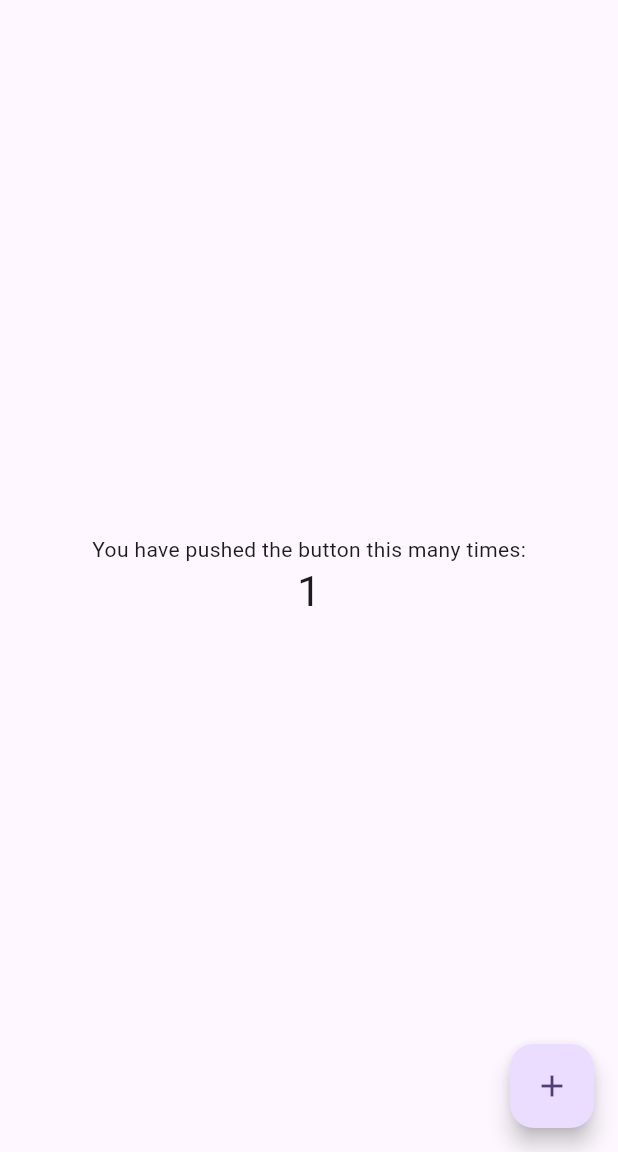
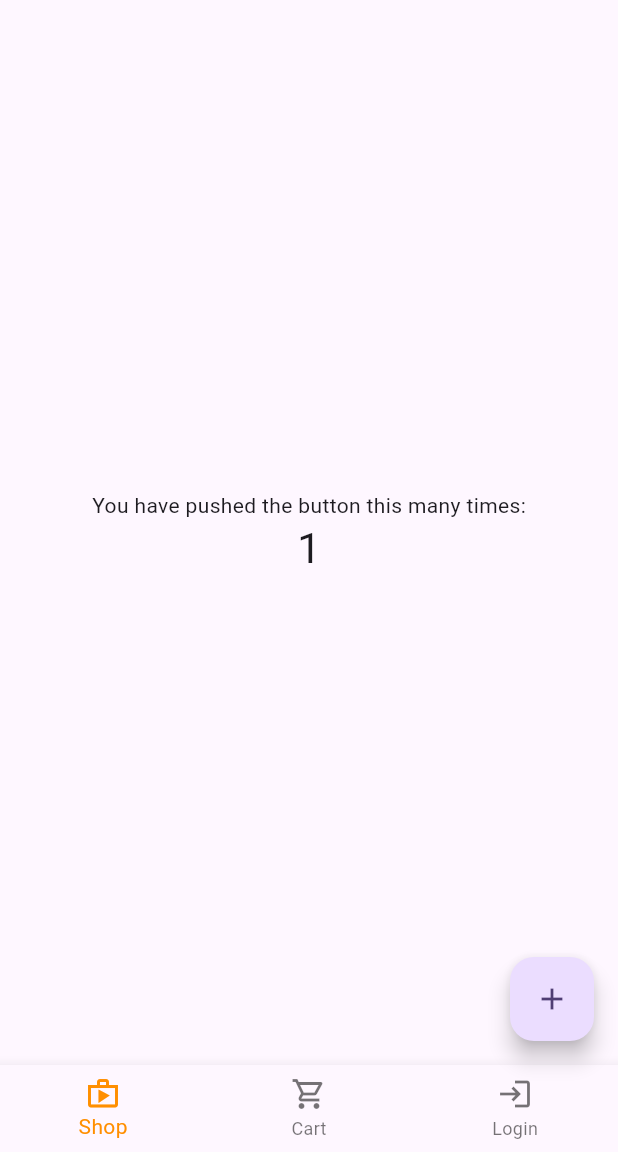
Before and after one commit to Rom2-ls/M2PEX_FINAL_PROJECT, a Flutter app: the screen it shows after launch, after a tap on the "add" icon, on a phone screen of 412 x 824 dp, the part 84-1236 px from its top. Run offline on Flutter 3.47's test engine with Material 3 defaults, Android fonts, the phone set to English and light mode, and no system bars; our stand-ins replace firebase_auth, firebase_core, google_sign_in; accounts and stored records are empty.

```diff
--- a/mobile_app/lib/main.dart
+++ b/mobile_app/lib/main.dart
@@ -1,33 +1,24 @@
+import 'package:firebase_core/firebase_core.dart';
 import 'package:flutter/material.dart';
+import 'firebase_options.dart';
+import 'pages/account.dart';
 
-void main() {
+Future<void> main() async {
+  WidgetsFlutterBinding.ensureInitialized();
+  await Firebase.initializeApp(
+    options: DefaultFirebaseOptions.currentPlatform,
+  );
   runApp(const MyApp());
 }
 
 class MyApp extends StatelessWidget {
   const MyApp({super.key});
 
-  // This widget is the root of your application.
   @override
   Widget build(BuildContext context) {
     return MaterialApp(
       title: 'Flutter Demo',
       theme: ThemeData(
-        // This is the theme of your application.
-        //
-        // TRY THIS: Try running your application with "flutter run". You'll see
-        // the application has a purple toolbar. Then, without quitting the app,
-        // try changing the seedColor in the colorScheme below to Colors.green
-        // and then invoke "hot reload" (save your changes or press the "hot
-        // reload" button in a Flutter-supported IDE, or press "r" if you used
-        // the command line to start the app).
-        //
-        // Notice that the counter didn't reset back to zero; the application
-        // state is not lost during the reload. To reset the state, use hot
-        // restart instead.
-        //
-        // This works for code too, not just values: Most code changes can be
-        // tested with just a hot reload.
         colorScheme: ColorScheme.fromSeed(seedColor: Colors.deepPurple),
         useMaterial3: true,
       ),
@@ -38,16 +29,6 @@ class MyApp extends StatelessWidget {
 
 class MyHomePage extends StatefulWidget {
   const MyHomePage({super.key, required this.title});
-
-  // This widget is the home page of your application. It is stateful, meaning
-  // that it has a State object (defined below) that contains fields that affect
-  // how it looks.
-
-  // This class is the configuration for the state. It holds the values (in this
-  // case the title) provided by the parent (in this case the App widget) and
-  // used by the build method of the State. Fields in a Widget subclass are
-  // always marked "final".
-
   final String title;
 
   @override
@@ -56,53 +37,39 @@ class MyHomePage extends StatefulWidget {
 
 class _MyHomePageState extends State<MyHomePage> {
   int _counter = 0;
+  int _selectedIndex = 0;
+  final PageController _pageController = PageController();
 
   void _incrementCounter() {
     setState(() {
-      // This call to setState tells the Flutter framework that something has
-      // changed in this State, which causes it to rerun the build method below
-      // so that the display can reflect the updated values. If we changed
-      // _counter without calling setState(), then the build method would not be
-      // called again, and so nothing would appear to happen.
       _counter++;
     });
   }
 
+  void _onItemTapped(int index) {
+    setState(() {
+      _selectedIndex = index;
+    });
+    _pageController.jumpToPage(index);
+  }
+
   @override
   Widget build(BuildContext context) {
-    // This method is rerun every time setState is called, for instance as done
-    // by the _incrementCounter method above.
-    //
-    // The Flutter framework has been optimized to make rerunning build methods
-    // fast, so that you can just rebuild anything that needs updating rather
-    // than having to individually change instances of widgets.
     return Scaffold(
       appBar: AppBar(
-        // TRY THIS: Try changing the color here to a specific color (to
-        // Colors.amber, perhaps?) and trigger a hot reload to see the AppBar
-        // change color while the other colors stay the same.
         backgroundColor: Theme.of(context).colorScheme.inversePrimary,
-        // Here we take the value from the MyHomePage object that was created by
-        // the App.build method, and use it to set our appbar title.
         title: Text(widget.title),
       ),
-      body: Center(
-        // Center is a layout widget. It takes a single child and positions it
-        // in the middle of the parent.
+      body: PageView(
+        controller: _pageController,
+        onPageChanged: (index) {
+          setState(() {
+            _selectedIndex = index;
+          });
+        },
+        children: <Widget>[
+          Center(
             child: Column(
-          // Column is also a layout widget. It takes a list of children and
-          // arranges them vertically. By default, it sizes itself to fit its
-          // children horizontally, and tries to be as tall as its parent.
-          //
-          // Column has various properties to control how it sizes itself and
-          // how it positions its children. Here we use mainAxisAlignment to
-          // center the children vertically; the main axis here is the vertical
-          // axis because Columns are vertical (the cross axis would be
-          // horizontal).
-          //
-          // TRY THIS: Invoke "debug painting" (choose the "Toggle Debug Paint"
-          // action in the IDE, or press "p" in the console), to see the
-          // wireframe for each widget.
               mainAxisAlignment: MainAxisAlignment.center,
               children: <Widget>[
                 const Text(
@@ -115,11 +82,39 @@ class _MyHomePageState extends State<MyHomePage> {
               ],
             ),
           ),
+          Center(
+            child: Text(
+              'Cart Page',
+              style: Theme.of(context).textTheme.headlineMedium,
+            ),
+          ),
+          const AccountPage(),
+        ],
+      ),
       floatingActionButton: FloatingActionButton(
         onPressed: _incrementCounter,
         tooltip: 'Increment',
         child: const Icon(Icons.add),
-      ), // This trailing comma makes auto-formatting nicer for build methods.
+      ),
+      bottomNavigationBar: BottomNavigationBar(
+        items: const <BottomNavigationBarItem>[
+          BottomNavigationBarItem(
+            icon: Icon(Icons.shop_outlined),
+            label: 'Shop',
+          ),
+          BottomNavigationBarItem(
+            icon: Icon(Icons.shopping_cart_outlined),
+            label: 'Cart',
+          ),
+          BottomNavigationBarItem(
+            icon: Icon(Icons.login_outlined),
+            label: 'Login',
+          ),
+        ],
+        currentIndex: _selectedIndex,
+        selectedItemColor: Colors.amber[800],
+        onTap: _onItemTapped,
+      ),
     );
   }
 }
--- a/mobile_app/pubspec.yaml
+++ b/mobile_app/pubspec.yaml
@@ -35,6 +35,9 @@ dependencies:
   # The following adds the Cupertino Icons font to your application.
   # Use with the CupertinoIcons class for iOS style icons.
   cupertino_icons: ^1.0.8
+  firebase_core: ^3.8.0
+  google_sign_in: ^6.2.2
+  firebase_auth: ^5.3.3
 
 dev_dependencies:
   flutter_test:
```
Also changed, not shown: mobile_app/lib/pages/account.dart (added, +42 -0 lines), mobile_app/firebase.json (added), mobile_app/lib/firebase_options.dart (added), mobile_app/lib/pages/cart.dart (added), mobile_app/lib/pages/home.dart (added), mobile_app/pubspec.lock, 9 other files. Lines whose indentation alone changed are shown as unchanged.
